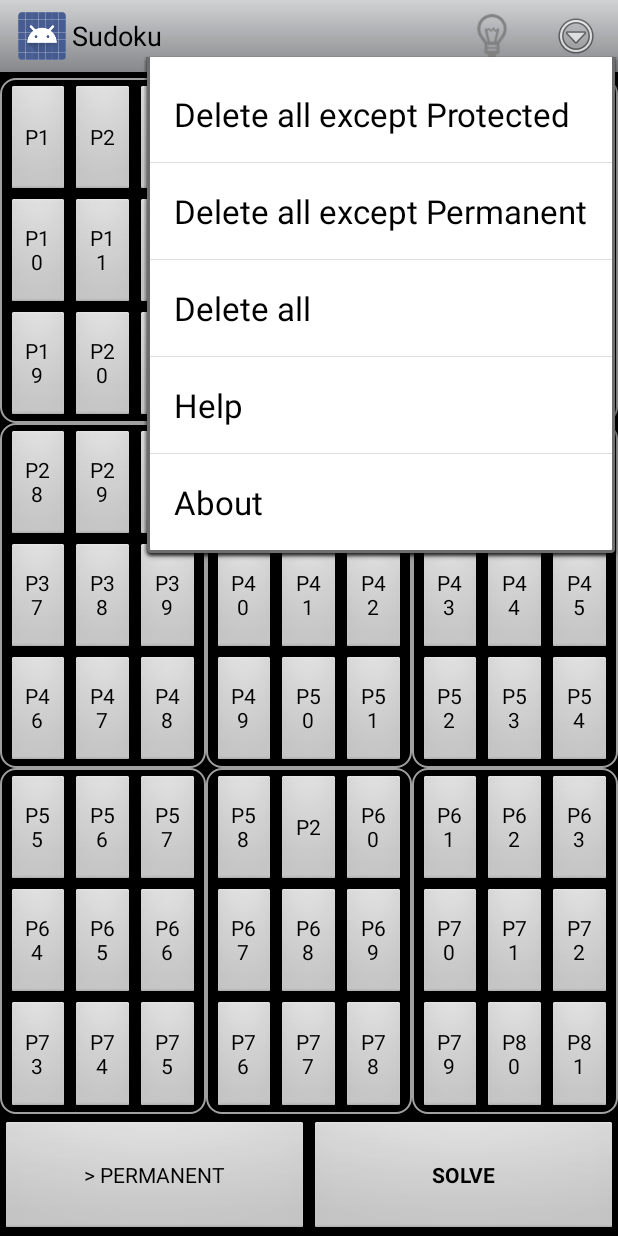
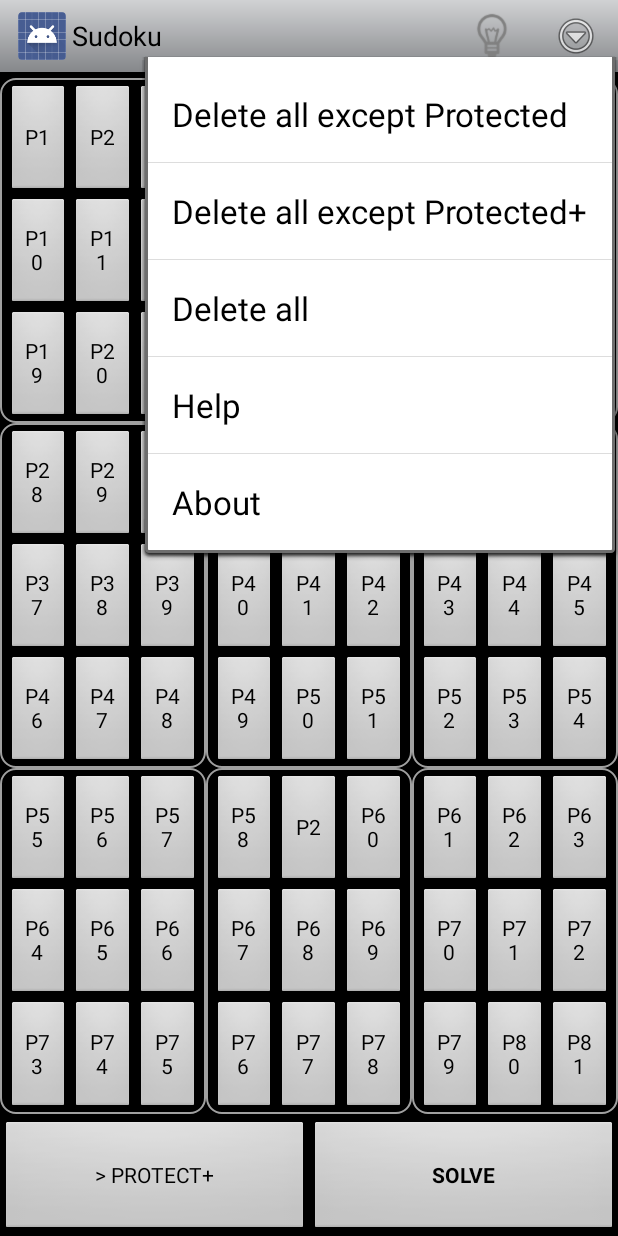
Before and after one commit to pc1211/SUDOKU_A, an Android app: the screen it shows after launch (MainActivity), with the options menu open, on a phone screen of 412 x 824 dp. Run offline under Robolectric (Android 15) with nearby library versions, the phone set to English and light mode, and no system bars; plain views replace CustomButton; 31 statements that could not run were skipped.

Commit message:
Corrections mineures

```diff
--- a/app/src/main/res/layout/activity_main.xml
+++ b/app/src/main/res/layout/activity_main.xml
@@ -861,8 +861,8 @@
         android:layout_marginTop="4dp"
         android:layout_weight="1">
         <com.example.pgyl.pekislib_a.CustomButton
-            android:id="@+id/BTN_PERMANENT"
-            android:text="> PERMANENT"
+            android:id="@+id/BTN_PROTECTED_SPECIAL"
+            android:text="> PROTECT+"
             android:layout_width="0dp"
             android:layout_weight="1"
             android:layout_height="match_parent" />
--- a/app/src/main/res/menu/menu_main.xml
+++ b/app/src/main/res/menu/menu_main.xml
@@ -5,13 +5,13 @@
         android:showAsAction="always"
         android:title="Keep screen (ON/OFF)" />
     <item
-        android:id="@+id/DELETE_ALL_EXCEPT_PROTECTED"
+        android:id="@+id/DELETE_ALL_EXCEPT_PROTECTED_NORMAL"
         android:showAsAction="never"
         android:title="Delete all except Protected" />
     <item
-        android:id="@+id/DELETE_ALL_EXCEPT_PERMANENT"
+        android:id="@+id/DELETE_ALL_EXCEPT_PROTECTED_SPECIAL"
         android:showAsAction="never"
-        android:title="Delete all except Permanent" />
+        android:title="Delete all except Protected+" />
     <item
         android:id="@+id/DELETE_ALL"
         android:showAsAction="never"
```
Also changed, not shown: app/src/main/java/com/example/pgyl/sudoku_a/Cell.java (+9 -9 lines), app/src/main/java/com/example/pgyl/sudoku_a/CellsHandler.java (+5 -5 lines), app/src/main/java/com/example/pgyl/sudoku_a/MainActivity.java (+18 -18 lines), 3 other files.
